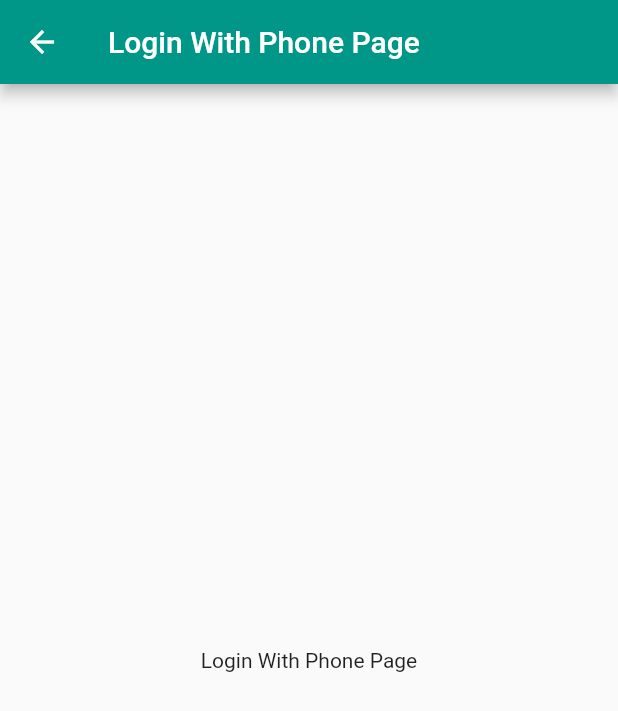
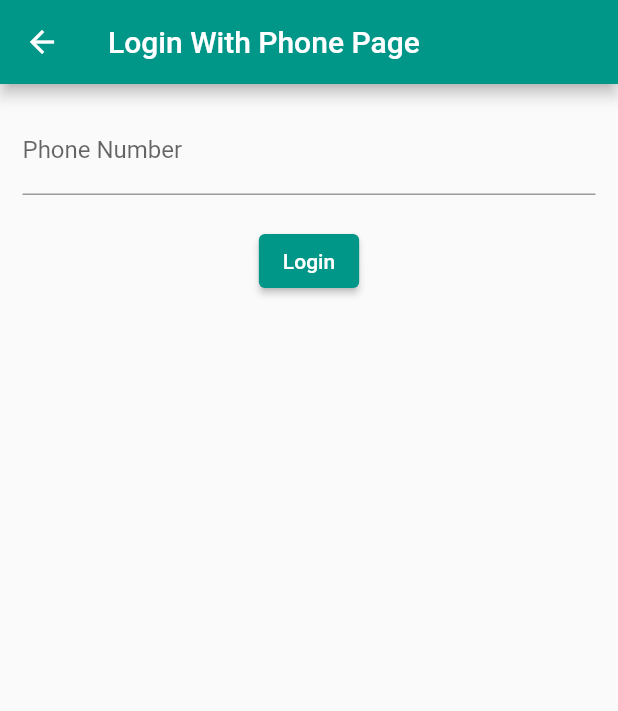
Before and after one commit to Wasim-Zaman/firebase_and_flutter, a Flutter app: the LoginWithPhonePage screen opened directly, on a phone screen of 412 x 824 dp. Shown: the top 711 px of the screen. Run offline on Flutter 3.47's test engine with Material 2 defaults, Android fonts, the phone set to English and light mode, and no system bars; our stand-ins replace email_validator, firebase_auth, firebase_core, fluttertoast, get, shimmer; accounts and stored records are empty.

Commit message:
made code dry

```diff
--- a/lib/pages/login_with_phone_page.dart
+++ b/lib/pages/login_with_phone_page.dart
@@ -1,15 +1,69 @@
+import 'package:firebase_auth/firebase_auth.dart';
 import 'package:flutter/material.dart';
 
-class LoginWithPhonePage extends StatelessWidget {
+class LoginWithPhonePage extends StatefulWidget {
   const LoginWithPhonePage({Key? key}) : super(key: key);
+  static const String pageName = '/login_with_phone';
+
+  @override
+  State<LoginWithPhonePage> createState() => _LoginWithPhonePageState();
+}
+
+class _LoginWithPhonePageState extends State<LoginWithPhonePage> {
+  final TextEditingController _phoneController = TextEditingController();
+  final GlobalKey<FormState> _formKey = GlobalKey<FormState>();
+  FirebaseAuth _auth = FirebaseAuth.instance;
+
+  dispose() {
+    _phoneController.dispose();
+    super.dispose();
+  }
+
   @override
   Widget build(BuildContext context) {
     return Scaffold(
       appBar: AppBar(
         title: const Text('Login With Phone Page'),
       ),
-      body: const Center(
-        child: Text('Login With Phone Page'),
+      body: Form(
+        key: _formKey,
+        child: Padding(
+          padding: const EdgeInsets.all(15.0),
+          child: Column(
+            children: [
+              TextFormField(
+                decoration: const InputDecoration(
+                  labelText: 'Phone Number',
+                  hintText: '+92300-1234567',
+                ),
+                controller: _phoneController,
+                keyboardType: TextInputType.phone,
+                validator: (value) {
+                  if (value!.isEmpty) {
+                    return 'Please enter your phone number';
+                  }
+                  if (value.startsWith('+') == false) {
+                    return 'Please enter a valid phone number';
+                  }
+                  if (value.length != 13) {
+                    return 'Please enter a valid phone number';
+                  }
+                  return null;
+                },
+              ),
+              const SizedBox(height: 20.0),
+              ElevatedButton(
+                onPressed: () {
+                  if (_formKey.currentState!.validate()) {
+                    //  let's code
+
+                  }
+                },
+                child: const Text('Login'),
+              ),
+            ],
+          ),
+        ),
       ),
     );
   }
```
Also changed, not shown: lib/common/widgets/custom_row_button.dart (added, +28 -0 lines), lib/main.dart (+9 -10 lines), lib/pages/login_page.dart (+35 -45 lines), lib/pages/signup_page.dart (+14 -47 lines), lib/services/auth_services.dart (+25 -0 lines), lib/utilities/utilities.dart (+12 -0 lines).
